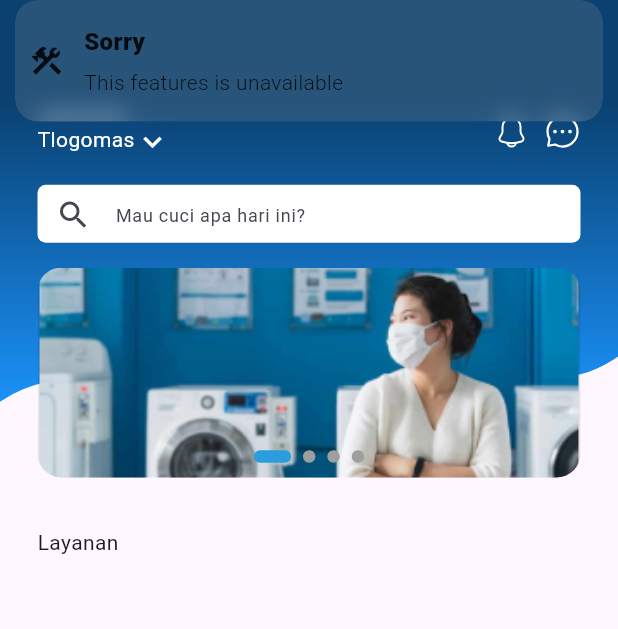
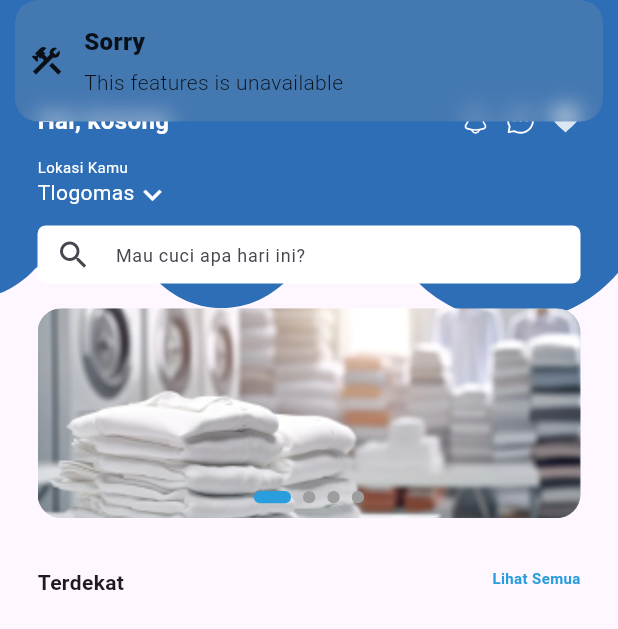
Before and after one commit to LaundryLink/mobile-laundrylink, a Flutter app: the HomeView screen opened by its route, after a tap on "Tlogomas", on a phone screen of 412 x 824 dp. Shown: the top 629 px of the screen. Run offline on Flutter 3.47's test engine with Material 3 defaults, Android fonts, the phone set to English and light mode, and no system bars; drawn by our look-alikes of flutter_carousel_widget; our stand-ins replace another_flutter_splash_screen, dio, flutter_svg, get, get_storage; accounts and stored records are empty; network calls fail.

Commit message:
perf: :construction: still on progress

```diff
--- a/lib/app/data/models/user_model.dart
+++ b/lib/app/data/models/user_model.dart
@@ -60,3 +60,52 @@ class UserLoginModel {
         "password": password,
     };
 }
+
+// model for get user information
+UserGet userGetFromJson(String str) => UserGet.fromJson(json.decode(str));
+
+String userGetToJson(UserGet data) => json.encode(data.toJson());
+
+class UserGet {
+    int id;
+    String fullName;
+    String email;
+    String phoneNumber;
+    String address;
+    String role;
+    String eMoneyBalence;
+    String membershipStatus;
+
+    UserGet({
+        required this.id,
+        required this.fullName,
+        required this.email,
+        required this.phoneNumber,
+        required this.address,
+        required this.role,
+        required this.eMoneyBalence,
+        required this.membershipStatus,
+    });
+
+    factory UserGet.fromJson(Map<String, dynamic> json) => UserGet(
+        id: json["id"],
+        fullName: json["full_name"],
+        email: json["email"],
+        phoneNumber: json["phone_number"],
+        address: json["address"],
+        role: json["role"],
+        eMoneyBalence: json["e_money_balence"],
+        membershipStatus: json["membership_status"],
+    );
+
+    Map<String, dynamic> toJson() => {
+        "id": id,
+        "full_name": fullName,
+        "email": email,
+        "phone_number": phoneNumber,
+        "address": address,
+        "role": role,
+        "e_money_balence": eMoneyBalence,
+        "membership_status": membershipStatus,
+    };
+}
--- /dev/null
+++ b/lib/app/data/services/user_services.dart
@@ -0,0 +1,44 @@
+import 'package:dio/dio.dart';
+import 'package:flutter/material.dart';
+import 'package:get_storage/get_storage.dart';
+
+import '../models/user_model.dart';
+import '../utils/resources/app_theme.dart';
+
+class UserServices {
+  final GetStorage _storage = GetStorage();
+  final Dio _dio = Dio();
+  final String baseUrl =
+      Resources.staticString.api_mobile + "api/users/current";
+
+  Future<UserGet> fetchUser() async {
+    try {
+      final response = await _dio.get(baseUrl,
+          options: Options(
+              headers: { 'Authorization': _storage.read('user_token')},
+              validateStatus: (status) {
+                // Accept all status codes, so we can handle them manually
+                return status != null && status <= 500;
+              }));
+      if (response.statusCode == 200) {
+        debugPrint(response.data['data']);
+        return userGetFromJson(response.data['data']);
+        // return UserGet(
+        //     id: response.data['data']['id'],
+        //     fullName: response.data['data']['full_name'],
+        //     email: response.data['data']['email'],
+        //     phoneNumber: response.data['data']['phone_number'],
+        //     address: response.data['data']['address'],
+        //     role: response.data['data']['role'],
+        //     eMoneyBalence: response.data['data']['e_money_balence'],
+        //     membershipStatus: response.data['data']['membership_status']);
+      } else {
+        print(_storage.read('user_token'));
+        throw Exception(response.data);
+      }
+    } catch (e) {
+      print(e);
+      throw Exception("$e");
+    }
+  }
+}
--- a/lib/app/modules/home/controllers/home_controller.dart
+++ b/lib/app/modules/home/controllers/home_controller.dart
@@ -1,8 +1,13 @@
+import 'package:dio/dio.dart';
 import 'package:flutter/material.dart';
 import 'package:get/get.dart';
+import 'package:get_storage/get_storage.dart';
+import 'package:laundry_link/app/data/models/user_model.dart';
+import 'package:laundry_link/app/data/utils/resources/app_theme.dart';
 
 import '../../../data/models/outlet_model.dart';
 import '../../../data/services/outlet_services.dart';
+import '../../../data/services/user_services.dart';
 
 class HomeController extends GetxController {
   var outletsList = <Datum>[].obs;
@@ -13,19 +18,35 @@ class HomeController extends GetxController {
     'assets/images/image_caraousel.png',
     'assets/images/image_caraousel.png',
   ].obs;
+
+  var user = UserGet(
+              id: 0,
+              fullName: 'kosong',
+              email: '',
+              phoneNumber: '',
+              address: '',
+              eMoneyBalence: '',
+              membershipStatus: '',
+              role: '');
+
   var currentIndex = 0.obs;
 
   final OutletsService _outletsService = OutletsService();
+  final UserServices _userService = UserServices();
+  final GetStorage _storage = GetStorage();
 
   @override
   void onInit() {
     super.onInit();
     fetchOutlets();
+    fetchUserData();
+    user;
   }
 
   @override
   void onReady() {
     super.onReady();
+    fetchUserData();
   }
 
   @override
@@ -35,6 +56,36 @@ class HomeController extends GetxController {
 
   void updateIndex(int index) {
     currentIndex.value = index;
+  }
+
+  Future<void> fetchUserData() async {
+    try {
+      isLoading(true);
+      Dio dio = Dio();
+      final response =
+          await dio.get(Resources.staticString.api_mobile + 'api/users/current',
+              options: Options(
+                  headers: {'Authorization': _storage.read('user_token')},
+                  validateStatus: (status) {
+                    // Accept all status codes, so we can handle them manually
+                    return status != null && status <= 500;
+                  }));
+      if (response.statusCode == 200) {
+        user.id = response.data['data']['id'];
+        user.fullName = response.data['data']['full_name'];
+        user.email = response.data['data']['email'];
+        user.phoneNumber = response.data['data']['phone_number'];
+        user.address = response.data['data']['address'];
+        user.role = response.data['data']['role'];
+        user.eMoneyBalence = response.data['data']['e_money_balence'];
+        user.membershipStatus = response.data['data']['membership_status'];
+        print(user.fullName);
+      }else{
+        Exception(response.data['errors']);
+      }
+    } finally {
+      isLoading(false);
+    }
   }
 
   void fetchOutlets() async {
@@ -55,11 +106,10 @@ class HomeController extends GetxController {
       var outlets = await _outletsService.searchOutlets(name);
       if (outlets.data.isNotEmpty) {
         outletsList.assignAll(outlets.data);
-        for(int i = 0; i<outletsList.length; i++ ){
-        debugPrint(outletsList[i].name);
-        debugPrint(outletsList[i].address);
-        debugPrint(outletsList[i].id.toString());
-
+        for (int i = 0; i < outletsList.length; i++) {
+          debugPrint(outletsList[i].name);
+          debugPrint(outletsList[i].address);
+          debugPrint(outletsList[i].id.toString());
         }
       } else {
         outletsList.clear();
--- a/lib/app/modules/home/views/custom_app_bar_widget.dart
+++ b/lib/app/modules/home/views/custom_app_bar_widget.dart
@@ -1,4 +1,6 @@
 import 'package:flutter/material.dart';
+import 'package:get/get.dart';
+import 'package:laundry_link/app/modules/home/controllers/home_controller.dart';
 
 import '../../../data/utils/resources/app_theme.dart';
 import '../../../controllers/under_construction_controller.dart';
@@ -7,49 +9,53 @@ import '../../widgets/custom_icon_buttons.dart';
 class CustomAppBar extends StatelessWidget {
   const CustomAppBar({
     super.key,
+    required this.controller,
     required UnderConstructionController constructionController,
   }) : _constructionController = constructionController;
 
   final UnderConstructionController _constructionController;
+  final HomeController controller;
 
   @override
   Widget build(BuildContext context) {
+    controller.fetchUserData();
     return Row(
       mainAxisAlignment: MainAxisAlignment.spaceBetween,
       children: [
-        Wrap(direction: Axis.vertical, children: [
-          Text(
-            "Lokasi Kamu",
-            style: TextStyle(
-                color: Resources.color.textButtonSecondary,
-                fontSize: 10,
-                fontWeight: FontWeight.w400),
-          ),
-          GestureDetector(
-              onTap: () => _constructionController.message(),
-              child: Wrap(
-                children: [
-                  Text(
-                    "Tlogomas",
-                    style: TextStyle(
-                        color:
-                            Resources.color.textButtonSecondary),
-                  ),
-                  Icon(
-                    Icons.keyboard_arrow_down_outlined,
-                    color: Resources.color.textButtonSecondary,
-                  )
-                ],
-              ))
-        ]),
+        Obx(() {
+          if (controller.isLoading.value) {
+            return Center(child: CircularProgressIndicator());
+          } else {
+            return Text(
+              "Hai, " + controller.user.fullName,
+              style: TextStyle(
+                  fontWeight: FontWeight.w600,
+                  fontSize: 16,
+                  color: Resources.color.textButtonSecondary),
+            );
+          }
+        }),
         Wrap(
             alignment: WrapAlignment.center,
             crossAxisAlignment: WrapCrossAlignment.center,
             spacing: 10.0,
             direction: Axis.horizontal,
             children: [
-              CustomIconButtons(onTap: ()=> _constructionController.message(), pathIcon: 'assets/svg/notif_icon.svg', width: 24, height: 24),
-              CustomIconButtons(onTap: () => _constructionController.message(), pathIcon: 'assets/svg/chat_bubble_icon.svg', width: 24, height: 24)
+              CustomIconButtons(
+                  onTap: () => _constructionController.message(),
+                  pathIcon: 'assets/svg/notif_icon.svg',
+                  width: 20,
+                  height: 20),
+              CustomIconButtons(
+                  onTap: () => _constructionController.message(),
+                  pathIcon: 'assets/svg/chat_bubble_icon.svg',
+                  width: 20,
+                  height: 20),
+              CustomIconButtons(
+                  onTap: () => _constructionController.message(),
+                  pathIcon: 'assets/svg/fav_icon.svg',
+                  width: 20,
+                  height: 20)
             ])
       ],
     );
--- /dev/null
+++ b/lib/app/modules/home/views/custom_location_widget.dart
@@ -0,0 +1,42 @@
+import 'package:flutter/material.dart';
+
+import '../../../controllers/under_construction_controller.dart';
+import '../../../data/utils/resources/app_theme.dart';
+
+class CustomLocationWidget extends StatelessWidget {
+  const CustomLocationWidget({
+    super.key,
+    required UnderConstructionController constructionController,
+  }) : _constructionController = constructionController;
+
+  final UnderConstructionController _constructionController;
+
+  @override
+  Widget build(BuildContext context) {
+    return Wrap(direction: Axis.vertical, children: [
+      Text(
+        "Lokasi Kamu",
+        style: TextStyle(
+            color: Resources.color.textButtonSecondary,
+            fontSize: 10,
+            fontWeight: FontWeight.w400),
+      ),
+      GestureDetector(
+          onTap: () => _constructionController.message(),
+          child: Wrap(
+            children: [
+              Text(
+                "Tlogomas",
+                style: TextStyle(
+                    color:
+                        Resources.color.textButtonSecondary),
+              ),
+              Icon(
+                Icons.keyboard_arrow_down_outlined,
+                color: Resources.color.textButtonSecondary,
+              )
+            ],
+          ))
+    ]);
+  }
+}
--- /dev/null
+++ b/lib/app/modules/home/views/custom_search_widget.dart
@@ -0,0 +1,50 @@
+import 'package:flutter/material.dart';
+import 'package:get/get.dart';
+
+import '../../../controllers/under_construction_controller.dart';
+import '../controllers/home_controller.dart';
+
+class CustomSearchWidget extends StatelessWidget {
+  const CustomSearchWidget({
+    super.key,
+    required UnderConstructionController constructionController,
+    required this.controller,
+  }) : _constructionController = constructionController;
+
+  final UnderConstructionController _constructionController;
+  final HomeController controller;
+
+  @override
+  Widget build(BuildContext context) {
+    return Container(
+      height: Get.height * 0.047,
+      color: Colors.transparent,
+      child: TextField(
+        decoration: InputDecoration(
+          contentPadding: EdgeInsets.only(top: 12.0),
+          filled: true,
+          fillColor: Colors.white,
+          focusColor: Colors.white,
+          border: OutlineInputBorder(
+              borderRadius: BorderRadius.circular(5.56),
+              gapPadding: 0.0,
+              borderSide: BorderSide.none),
+          hintText: "Mau cuci apa hari ini?",
+          hintStyle: TextStyle(
+              fontSize: 12, fontWeight: FontWeight.w400),
+          prefixIcon: IconButton(
+            icon: Icon(Icons.search),
+            onPressed: () {
+              // _constructionController.message();
+              controller.searchOutlets(
+                  controller.outletsList.first.name);
+            },
+          ),
+        ),
+        onSubmitted: (value) {
+          controller.searchOutlets(value);
+        },
+      ),
+    );
+  }
+}
--- a/lib/app/modules/home/views/home_view.dart
+++ b/lib/app/modules/home/views/home_view.dart
@@ -3,10 +3,13 @@ import 'package:flutter_svg/flutter_svg.dart';
 
 import 'package:get/get.dart';
 import 'package:laundry_link/app/controllers/under_construction_controller.dart';
+import 'package:laundry_link/app/data/utils/resources/app_theme.dart';
 
 import '../controllers/home_controller.dart';
 import 'custom_app_bar_widget.dart';
 import 'custom_caraousel_widget.dart';
+import 'custom_location_widget.dart';
+import 'custom_search_widget.dart';
 
 class HomeView extends GetView<HomeController> {
   const HomeView({Key? key}) : super(key: key);
@@ -19,8 +22,12 @@ class HomeView extends GetView<HomeController> {
       children: [
         Positioned(
             top: 0,
-            child: SvgPicture.asset('assets/svg/dashboard_wave.svg',
-                fit: BoxFit.cover, width: Get.width)),
+            child: SvgPicture.asset(
+              'assets/svg/dashboard_wave.svg',
+              fit: BoxFit.cover,
+              width: Get.width,
+              height: Get.height * 0.26,
+            )),
         Positioned(
             top: AppBar.preferredHeightFor(
                 context, Size(Get.width, Get.height / 12)),
@@ -30,41 +37,44 @@ class HomeView extends GetView<HomeController> {
               color: Colors.transparent,
               child: Padding(
                 padding: const EdgeInsets.only(left: 25.0, right: 25.0),
-                child: Column(crossAxisAlignment: CrossAxisAlignment.start, mainAxisAlignment: MainAxisAlignment.start, children: [
-                  CustomAppBar(constructionController: _constructionController),
-                  SizedBox(height: Get.height * 0.02),
-                  Container(
-                    height: Get.height * 0.047,
-                    color: Colors.transparent,
-                    child: TextField(
-                      decoration: InputDecoration(
-                        contentPadding: EdgeInsets.only(top: 12.0),
-                        filled: true,
-                        fillColor: Colors.white,
-                        focusColor: Colors.white,
-                        border: OutlineInputBorder(
-                            borderRadius: BorderRadius.circular(5.56),
-                            gapPadding: 0.0,
-                            borderSide: BorderSide.none),
-                        hintText: "Mau cuci apa hari ini?",
-                        hintStyle: TextStyle(fontSize: 12, fontWeight: FontWeight.w400),
-                        prefixIcon: IconButton(
-                          icon: Icon(Icons.search),
-                          onPressed: () {
-                            controller.searchOutlets(
-                                controller.outletsList.first.name);
-                          },
-                        ),
-                      ),
-                      onSubmitted: (value) {
-                        controller.searchOutlets(value);
-                      },
-                    ),
-                  ),
+                child: SingleChildScrollView(
+                  child: Column(
+                      crossAxisAlignment: CrossAxisAlignment.start,
+                      mainAxisAlignment: MainAxisAlignment.start,
+                      children: [
+                        CustomAppBar(controller: controller,
+                            constructionController: _constructionController),
+                        SizedBox(height: Get.height * 0.015),
+                        CustomLocationWidget(
+                            constructionController: _constructionController),
+                        SizedBox(height: Get.height * 0.01),
+                        CustomSearchWidget(
+                            constructionController: _constructionController,
+                            controller: controller),
                         SizedBox(height: Get.height * 0.02),
                         CustomCaraouselWidget(controller: controller),
                         SizedBox(height: Get.height * 0.04),
-                  Text("Layanan",textAlign: TextAlign.left,)
+                        SizedBox(
+                          width: Get.width,
+                          child: Wrap(
+                              alignment: WrapAlignment.spaceBetween,
+                              children: [
+                                Text("Terdekat",
+                                    style: TextStyle(
+                                        fontSize: 14,
+                                        fontWeight: FontWeight.w600)),
+                                GestureDetector(
+                                  onTap: () =>
+                                      _constructionController.message(),
+                                  child: Text(
+                                    "Lihat Semua",
+                                    style: TextStyle(
+                                        fontSize: 10,
+                                        fontWeight: FontWeight.w600, color: Resources.color.thirdPrimaryColor),
+                                  ),
+                                )
+                              ]),
+                        )
 
                         // Column(
                         //   children: [
@@ -91,6 +101,7 @@ class HomeView extends GetView<HomeController> {
                         // ),
                       ]),
                 ),
+              ),
             ))
       ],
     ));
--- a/lib/app/modules/splash_screen/views/splash_screen_view.dart
+++ b/lib/app/modules/splash_screen/views/splash_screen_view.dart
@@ -18,8 +18,9 @@ class SplashScreenView extends StatelessWidget {
     return Scaffold(
         body: FlutterSplashScreen.fadeIn(
       onInit: () {
+        var token = _storage.read('user_token') != null ? _storage.read('user_token') : '';
         debugPrint("On Init : " + _authController.isLoggedIn.value.toString());
-        debugPrint("On Init : " + _storage.read('user_token'));
+        debugPrint("On Init : " + token);
         _authController.checkLoginStatus();
         _authController.isLoggedIn.value;
       },
```
Also changed, not shown: assets/images/image_caraousel.png, assets/svg/dashboard_wave.svg, assets/svg/fav_icon.svg (added), pubspec.lock. Lines whose indentation alone changed are shown as unchanged.
